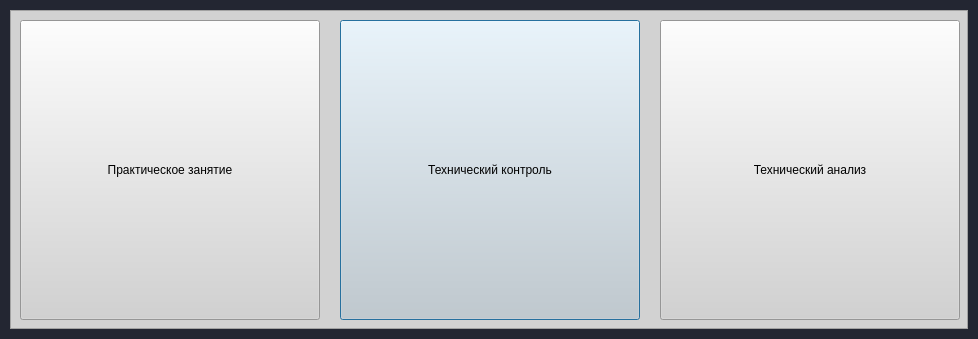
Qt form qt/menu.ui (Alexey-Nikolaevic-B/pokazuha) before a commit.
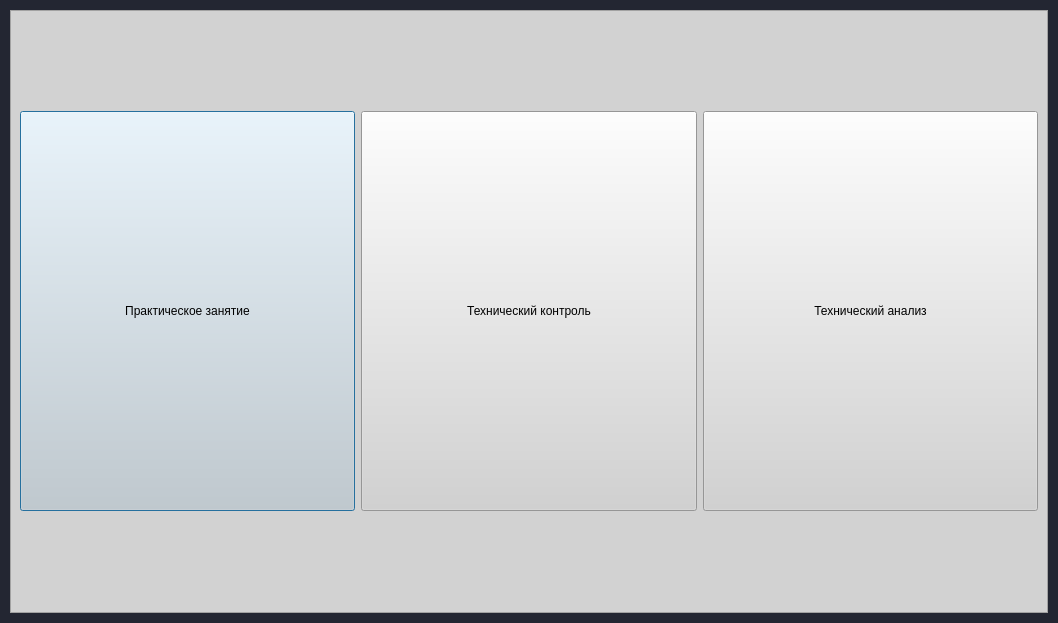
The same form after that commit.

What changed in the file:
```diff
--- a/qt/menu.ui
+++ b/qt/menu.ui
@@ -6,8 +6,8 @@
    <rect>
     <x>0</x>
     <y>0</y>
-    <width>978</width>
-    <height>339</height>
+    <width>1058</width>
+    <height>623</height>
    </rect>
   </property>
   <property name="windowTitle">
@@ -43,14 +43,49 @@
      <property name="frameShadow">
       <enum>QFrame::Plain</enum>
      </property>
+     <layout class="QGridLayout" name="gridLayout_2">
+      <item row="0" column="0">
+       <widget class="QPushButton" name="btn_prac">
+        <property name="sizePolicy">
+         <sizepolicy hsizetype="Preferred" vsizetype="Preferred">
+          <horstretch>0</horstretch>
+          <verstretch>0</verstretch>
+         </sizepolicy>
+        </property>
+        <property name="minimumSize">
+         <size>
+          <width>200</width>
+          <height>400</height>
+         </size>
+        </property>
+        <property name="maximumSize">
+         <size>
+          <width>400</width>
+          <height>16777215</height>
+         </size>
+        </property>
+        <property name="styleSheet">
+         <string notr="true">font: 15pt &quot;MS Shell Dlg 2&quot;
+</string>
+        </property>
+        <property name="text">
+         <string>Практическое занятие</string>
+        </property>
+       </widget>
+      </item>
+      <item row="0" column="1">
      <widget class="QPushButton" name="btn_control">
-      <property name="geometry">
-       <rect>
-        <x>330</x>
-        <y>10</y>
-        <width>300</width>
-        <height>300</height>
-       </rect>
+        <property name="minimumSize">
+         <size>
+          <width>200</width>
+          <height>400</height>
+         </size>
+        </property>
+        <property name="maximumSize">
+         <size>
+          <width>400</width>
+          <height>16777215</height>
+         </size>
       </property>
       <property name="styleSheet">
        <string notr="true">font: 20pt &quot;MS Shell Dlg 2&quot;
@@ -60,14 +95,20 @@
        <string>Технический контроль</string>
       </property>
      </widget>
+      </item>
+      <item row="0" column="2">
      <widget class="QPushButton" name="btn_analysis">
-      <property name="geometry">
-       <rect>
-        <x>650</x>
-        <y>10</y>
-        <width>300</width>
-        <height>300</height>
-       </rect>
+        <property name="minimumSize">
+         <size>
+          <width>200</width>
+          <height>400</height>
+         </size>
+        </property>
+        <property name="maximumSize">
+         <size>
+          <width>400</width>
+          <height>16777215</height>
+         </size>
       </property>
       <property name="styleSheet">
        <string notr="true">font: 20pt &quot;MS Shell Dlg 2&quot;
@@ -77,23 +118,8 @@
        <string>Технический анализ</string>
       </property>
      </widget>
-     <widget class="QPushButton" name="btn_prac">
-      <property name="geometry">
-       <rect>
-        <x>10</x>
-        <y>10</y>
-        <width>300</width>
-        <height>300</height>
-       </rect>
-      </property>
-      <property name="styleSheet">
-       <string notr="true">font: 20pt &quot;MS Shell Dlg 2&quot;
-</string>
-      </property>
-      <property name="text">
-       <string>Практическое занятие</string>
-      </property>
-     </widget>
+      </item>
+     </layout>
     </widget>
    </item>
   </layout>
```
Left out of the diff: 4 changed lines with no effect on the pictures. Lines whose indentation alone changed are shown as unchanged.
